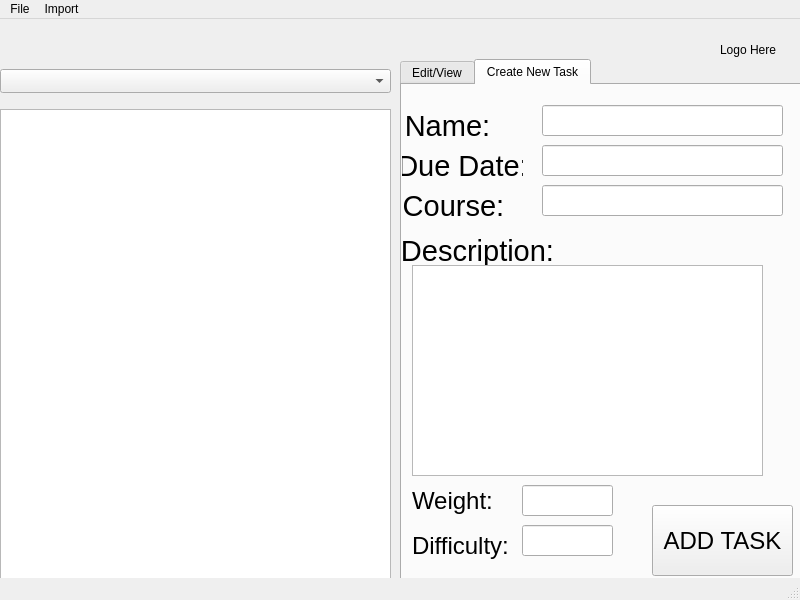
The window that tasker.ui (ColbiH/Tasker) describes before a commit, drawn with Qt 5.
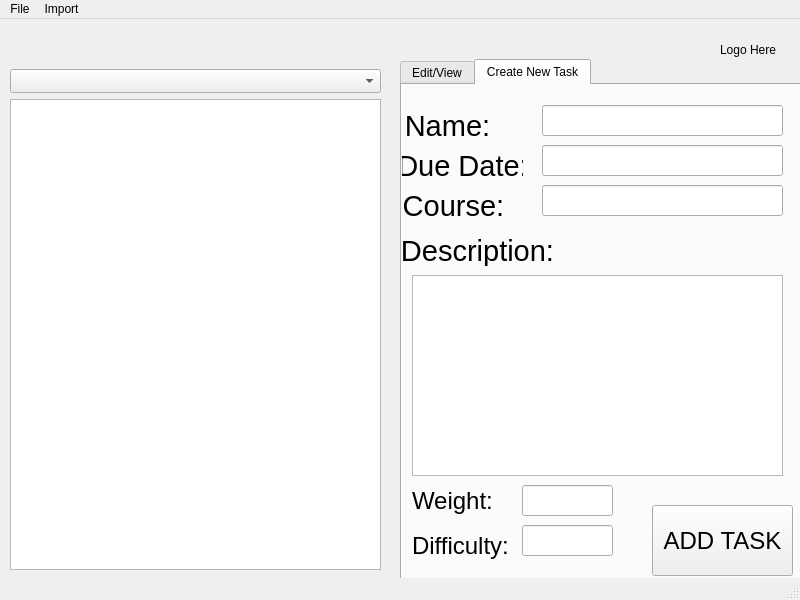
The same window after the commit. The open tabs and pages were chosen to show the change.

Patch:
```diff
--- a/tasker.ui
+++ b/tasker.ui
@@ -408,21 +408,6 @@
        <set>Qt::AlignCenter</set>
       </property>
      </widget>
-     <widget class="QPlainTextEdit" name="plainTextEdit_3">
-      <property name="geometry">
-       <rect>
-        <x>10</x>
-        <y>180</y>
-        <width>351</width>
-        <height>211</height>
-       </rect>
-      </property>
-      <property name="font">
-       <font>
-        <pointsize>16</pointsize>
-       </font>
-      </property>
-     </widget>
      <widget class="QLabel" name="label_19">
       <property name="geometry">
        <rect>
@@ -537,18 +522,18 @@
        <set>Qt::AlignCenter</set>
       </property>
      </widget>
+     <widget class="QTextEdit" name="newDesc">
+      <property name="geometry">
+       <rect>
+        <x>10</x>
+        <y>190</y>
+        <width>371</width>
+        <height>201</height>
+       </rect>
+      </property>
+     </widget>
     </widget>
    </widget>
-   <widget class="QListWidget" name="listWidget">
-    <property name="geometry">
-     <rect>
-      <x>0</x>
-      <y>90</y>
-      <width>391</width>
-      <height>471</height>
-     </rect>
-    </property>
-   </widget>
    <widget class="QLabel" name="label">
     <property name="geometry">
      <rect>
@@ -578,13 +563,23 @@
    <widget class="QComboBox" name="comboBox">
     <property name="geometry">
      <rect>
-      <x>0</x>
+      <x>10</x>
       <y>50</y>
-      <width>391</width>
+      <width>371</width>
       <height>24</height>
      </rect>
     </property>
    </widget>
+   <widget class="QListView" name="listView">
+    <property name="geometry">
+     <rect>
+      <x>10</x>
+      <y>80</y>
+      <width>371</width>
+      <height>471</height>
+     </rect>
+    </property>
+   </widget>
   </widget>
   <widget class="QMenuBar" name="menubar">
    <property name="geometry">
```
Left out of the diff: 8 changed lines with no effect on the pictures.
